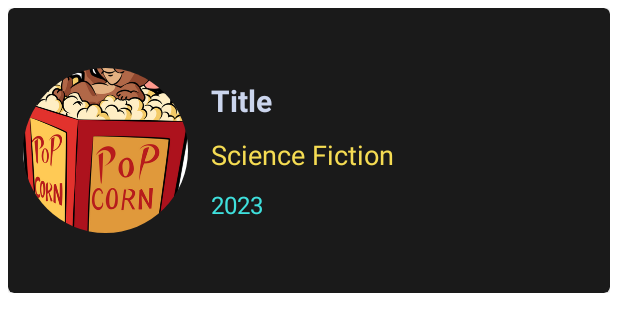
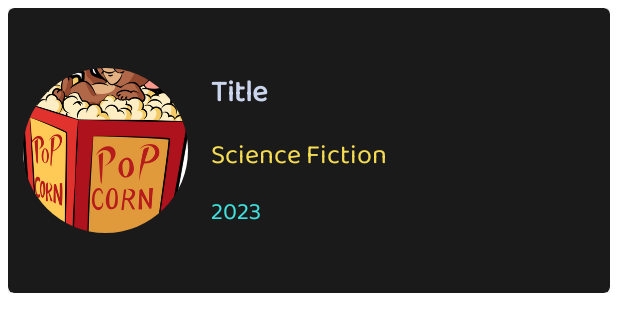
Before and after one commit to JuanGR-FI/FilmsRF, an Android app: the layout film_element.xml on its own in the app's theme, with its tools: preview values and no code run, on a phone screen of 412 x 824 dp. Shown: the top 332 px of the screen. Run offline under Robolectric (Android 15) with nearby library versions, the phone set to English and light mode, and no system bars; plain views replace RoundedImageView.

Commit message:
Changing font for film element

```diff
--- a/app/src/main/res/layout/film_element.xml
+++ b/app/src/main/res/layout/film_element.xml
@@ -41,6 +41,7 @@
                     android:layout_width="match_parent"
                     android:layout_height="wrap_content"
                     tools:text="Title"
+                    android:fontFamily="@font/baloo_bhai_2"
                     android:textColor="@color/title_text_color"
                     android:textSize="20sp"
                     android:textStyle="bold" />
@@ -50,6 +51,7 @@
                     android:layout_width="match_parent"
                     android:layout_height="wrap_content"
                     android:layout_marginTop="10dp"
+                    android:fontFamily="@font/baloo_bhai_2"
                     tools:text="Science Fiction"
                     android:textColor="@color/genre_text_color"
                     android:textSize="18sp" />
@@ -59,6 +61,7 @@
                     android:layout_width="match_parent"
                     android:layout_height="wrap_content"
                     android:layout_marginTop="10dp"
+                    android:fontFamily="@font/baloo_bhai_2"
                     tools:text="2023"
                     android:textColor="@color/year_text_color"
                     android:textSize="16sp" />
```
